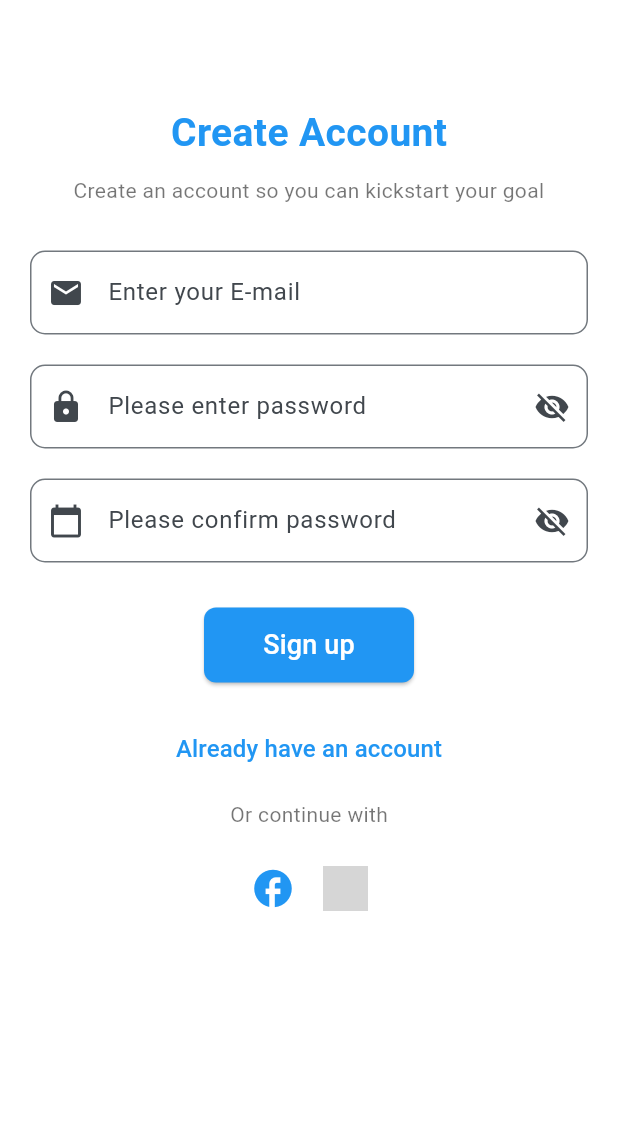
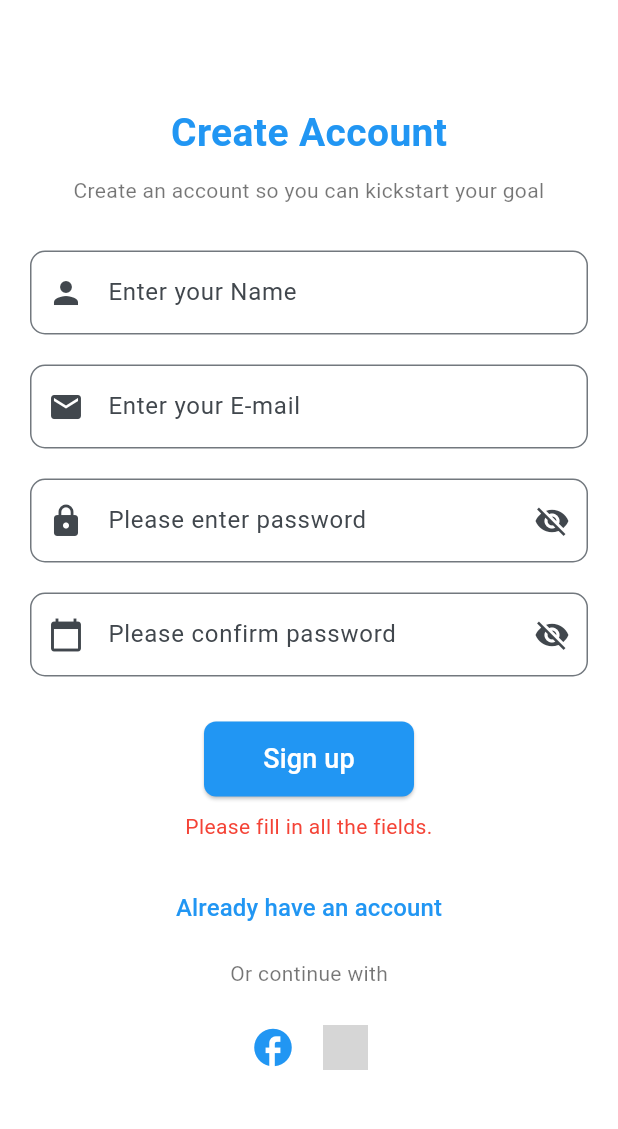
Before and after one commit to AnantKumarSingh26/Redesigned-Padhai, a Flutter app: the SignupPage screen opened directly, after a tap on "Sign up", on a phone screen of 412 x 824 dp, the part 84-1213 px from its top. Run offline on Flutter 3.47's test engine with Material 3 defaults, Android fonts, the phone set to English and light mode, and no system bars; our stand-ins replace cloud_firestore, firebase_auth, firebase_core; accounts and stored records are empty; Roboto replaces fonts that are missing (Poppins); grey boxes are pictures that could not be loaded.

Commit message:
login signup method done

```diff
--- a/lib/signup.dart
+++ b/lib/signup.dart
@@ -1,5 +1,7 @@
 import 'package:flutter/cupertino.dart';
 import 'package:flutter/material.dart';
+import 'package:firebase_auth/firebase_auth.dart'; // Import Firebase Auth
+import 'package:cloud_firestore/cloud_firestore.dart'; // Import Firestore
 
 class SignupPage extends StatefulWidget {
   const SignupPage({super.key});
@@ -9,18 +11,89 @@ class SignupPage extends StatefulWidget {
 }
 
 class _SignupPageState extends State<SignupPage> {
+  final TextEditingController _nameController = TextEditingController(); // New controller for name
+  final TextEditingController _emailController = TextEditingController();
+  final TextEditingController _passwordController = TextEditingController();
+  final TextEditingController _confirmPasswordController = TextEditingController();
+  final FirebaseAuth _auth = FirebaseAuth.instance; // Get Firebase Auth instance
+  final FirebaseFirestore _firestore = FirebaseFirestore.instance; // Initialize Firestore
   bool _obscurePassword = true;
   bool _obscureConfirmPassword = true;
+  String _errorMessage = '';
+
+  Future<void> _signup() async {
+    try {
+      final String name = _nameController.text.trim(); // Get name
+      final String email = _emailController.text.trim();
+      final String password = _passwordController.text.trim();
+      final String confirmPassword = _confirmPasswordController.text.trim();
+
+      if (name.isEmpty || email.isEmpty || password.isEmpty || confirmPassword.isEmpty) {
+        setState(() {
+          _errorMessage = 'Please fill in all the fields.';
+        });
+        return;
+      }
+
+      if (password != confirmPassword) {
+        setState(() {
+          _errorMessage = 'Passwords do not match.';
+        });
+        return;
+      }
+
+      // Create user with email and password in Firebase
+      final UserCredential userCredential = await _auth.createUserWithEmailAndPassword(
+        email: email,
+        password: password,
+      );
+
+      // If signup in Firebase is successful, save additional info to Firestore with default role
+      if (userCredential.user != null) {
+        await _firestore.collection('users_roles').doc(userCredential.user!.uid).set({
+          'name': name, // Save the name
+          'email': email, // Save the email (optional, might be redundant with Auth)
+          'role': 'student', // Set the default role to 'student'
+        });
+
+        // Optionally, send email verification
+        // await userCredential.user!.sendEmailVerification();
+        Navigator.pop(context); // Go back to the login page
+        ScaffoldMessenger.of(context).showSnackBar(
+          const SnackBar(
+            content: Text('Account created successfully! You are now a student.'),
+            backgroundColor: Colors.green,
+          ),
+        );
+      }
+    } on FirebaseAuthException catch (e) {
+      setState(() {
+        if (e.code == 'weak-password') {
+          _errorMessage = 'The password provided is too weak.';
+        } else if (e.code == 'email-already-in-use') {
+          _errorMessage = 'The account already exists for that email.';
+        } else if (e.code == 'invalid-email') {
+          _errorMessage = 'The email provided is not valid.';
+        } else {
+          _errorMessage = 'An error occurred during signup: ${e.message}';
+        }
+      });
+    } catch (e) {
+      setState(() {
+        _errorMessage = 'An unexpected error occurred: $e';
+      });
+    }
+  }
 
   @override
   Widget build(BuildContext context) {
     final screenWidth = MediaQuery.of(context).size.width;
-    final isTablet = screenWidth > 600; // Adjust breakpoint for tablets
+    final isTablet = screenWidth > 600;
 
     return Scaffold(
       backgroundColor: Colors.white,
       appBar: AppBar(
-        title: Text(
+        title: const Text(
           'Padhai',
           style: TextStyle(
             fontFamily: 'Poppins',
@@ -30,31 +103,27 @@ class _SignupPageState extends State<SignupPage> {
         ),
         leading: IconButton(
           onPressed: () {
-            Navigator.pop(
-              context,
-              MaterialPageRoute(builder: (context) => const SignupPage()),
-            );
+            Navigator.pop(context); // Simple pop to go back
           },
-          icon: Icon(
+          icon: const Icon(
             Icons.keyboard_double_arrow_left_outlined,
             color: Colors.white,
           ),
         ),
-
         backgroundColor: const Color.fromARGB(232, 67, 130, 238),
         centerTitle: true,
       ),
       body: Padding(
-        padding: EdgeInsets.all(isTablet ? 30.0 : 20.0), // Responsive padding
+        padding: EdgeInsets.all(isTablet ? 30.0 : 20.0),
         child: SingleChildScrollView(
           child: Column(
             crossAxisAlignment: CrossAxisAlignment.center,
             children: [
-              SizedBox(height: isTablet ? 80 : 50), // Responsive spacing
+              SizedBox(height: isTablet ? 80 : 50),
               Text(
                 'Create Account',
                 style: TextStyle(
-                  fontSize: isTablet ? 32 : 26, // Responsive font size
+                  fontSize: isTablet ? 32 : 26,
                   fontWeight: FontWeight.bold,
                   color: Colors.blue,
                 ),
@@ -63,38 +132,70 @@ class _SignupPageState extends State<SignupPage> {
               Text(
                 'Create an account so you can kickstart your goal',
                 style: TextStyle(
-                  fontSize: isTablet ? 16 : 14, // Responsive font size
+                  fontSize: isTablet ? 16 : 14,
                   color: Colors.black54,
                 ),
                 textAlign: TextAlign.center,
               ),
               const SizedBox(height: 30),
-              _EmailTextField(), // Separate widget for email field
+              TextField(
+                controller: _nameController, // Use the name controller
+                decoration: InputDecoration(
+                  prefixIcon: const Icon(Icons.person),
+                  labelText: 'Enter your Name',
+                  border: OutlineInputBorder(borderRadius: BorderRadius.circular(10)),
+                ),
+              ),
               const SizedBox(height: 20),
-              _PasswordTextField(
-                // Separate widget for password field
+              TextField(
+                controller: _emailController, // Use the email controller
+                decoration: InputDecoration(
+                  prefixIcon: const Icon(Icons.mail),
+                  labelText: 'Enter your E-mail',
+                  border: OutlineInputBorder(borderRadius: BorderRadius.circular(10)),
+                ),
+              ),
+              const SizedBox(height: 20),
+              TextField(
+                controller: _passwordController, // Use the password controller
                 obscureText: _obscurePassword,
+                decoration: InputDecoration(
+                  prefixIcon: const Icon(Icons.lock),
+                  labelText: 'Please enter password',
+                  border: OutlineInputBorder(borderRadius: BorderRadius.circular(10)),
+                  suffixIcon: IconButton(
+                    icon: Icon(_obscurePassword ? Icons.visibility_off : Icons.visibility),
                     onPressed: () {
                       setState(() {
                         _obscurePassword = !_obscurePassword;
                       });
                     },
                   ),
+                ),
+              ),
               const SizedBox(height: 20),
-              _ConfirmPasswordTextField(
-                // Separate widget for confirm password field
+              TextField(
+                controller: _confirmPasswordController, // Use the confirm password controller
                 obscureText: _obscureConfirmPassword,
+                decoration: InputDecoration(
+                  prefixIcon: const Icon(Icons.calendar_today),
+                  labelText: 'Please confirm password',
+                  border: OutlineInputBorder(borderRadius: BorderRadius.circular(10)),
+                  suffixIcon: IconButton(
+                    icon: Icon(_obscureConfirmPassword ? Icons.visibility_off : Icons.visibility),
                     onPressed: () {
                       setState(() {
                         _obscureConfirmPassword = !_obscureConfirmPassword;
                       });
                     },
                   ),
+                ),
+              ),
               const SizedBox(height: 30),
               SizedBox(
                 width: 140,
                 child: ElevatedButton(
-                  onPressed: () {},
+                  onPressed: _signup, // Call the _signup function
                   style: ElevatedButton.styleFrom(
                     backgroundColor: Colors.blue,
                     shape: RoundedRectangleBorder(
@@ -103,30 +204,36 @@ class _SignupPageState extends State<SignupPage> {
                     minimumSize: Size(
                       double.infinity,
                       isTablet ? 50 : 50,
-                    ), // Responsive button size
+                    ),
                   ),
                   child: Text(
                     'Sign up',
                     style: TextStyle(
-                      fontSize: isTablet ? 20 : 18, // Responsive font size
+                      fontSize: isTablet ? 20 : 18,
                       color: Colors.white,
                     ),
                   ),
                 ),
               ),
+              const SizedBox(height: 10),
+              if (_errorMessage.isNotEmpty)
+                Center(
+                  child: Text(
+                    _errorMessage,
+                    style: const TextStyle(color: Colors.red),
+                    textAlign: TextAlign.center,
+                  ),
+                ),
               const SizedBox(height: 20),
               TextButton(
                 onPressed: () {
-                  Navigator.pop(
-                    context,
-                    MaterialPageRoute(builder: (context) => const SignupPage()),
-                  );
+                  Navigator.pop(context); // Go back to the login page
                 },
                 child: Text(
                   'Already have an account',
                   style: TextStyle(
                     color: Colors.blue,
-                    fontSize: isTablet ? 18 : 16, // Responsive font size
+                    fontSize: isTablet ? 18 : 16,
                   ),
                 ),
               ),
@@ -135,7 +242,7 @@ class _SignupPageState extends State<SignupPage> {
                 'Or continue with',
                 style: TextStyle(
                   color: Colors.black54,
-                  fontSize: isTablet ? 16 : 14, // Responsive font size
+                  fontSize: isTablet ? 16 : 14,
                 ),
               ),
               const SizedBox(height: 15),
@@ -146,7 +253,7 @@ class _SignupPageState extends State<SignupPage> {
                     icon: Icon(
                       Icons.facebook,
                       color: Colors.blue,
-                      size: isTablet ? 40 : 30, // Responsive icon size
+                      size: isTablet ? 40 : 30,
                     ),
                     onPressed: () {
                       bottompopup(context);
@@ -158,7 +265,7 @@ class _SignupPageState extends State<SignupPage> {
                     },
                     icon: Image.asset(
                       'assets/images/google.png',
-                      width: isTablet ? 40 : 30, // Responsive icon size
+                      width: isTablet ? 40 : 30,
                       height: isTablet ? 40 : 30,
                     ),
                   ),
@@ -172,80 +279,13 @@ class _SignupPageState extends State<SignupPage> {
   }
 }
 
-// Separate widget for email text field
-class _EmailTextField extends StatelessWidget {
-  @override
-  Widget build(BuildContext context) {
-    return TextField(
-      decoration: InputDecoration(
-        prefixIcon: const Icon(Icons.mail),
-        labelText: 'Enter your E-mail',
-        border: OutlineInputBorder(borderRadius: BorderRadius.circular(10)),
-      ),
-    );
-  }
-}
-
-// Separate widget for password text field
-class _PasswordTextField extends StatelessWidget {
-  final bool obscureText;
-  final VoidCallback onPressed;
-
-  const _PasswordTextField({
-    required this.obscureText,
-    required this.onPressed,
-  });
-
-  @override
-  Widget build(BuildContext context) {
-    return TextField(
-      obscureText: obscureText,
-      decoration: InputDecoration(
-        prefixIcon: const Icon(Icons.lock),
-        labelText: 'Please enter password',
-        border: OutlineInputBorder(borderRadius: BorderRadius.circular(10)),
-        suffixIcon: IconButton(
-          icon: Icon(obscureText ? Icons.visibility_off : Icons.visibility),
-          onPressed: onPressed,
-        ),
-      ),
-    );
-  }
-}
-
-// Separate widget for confirm password text field
-class _ConfirmPasswordTextField extends StatelessWidget {
-  final bool obscureText;
-  final VoidCallback onPressed;
-
-  const _ConfirmPasswordTextField({
-    required this.obscureText,
-    required this.onPressed,
-  });
-
-  @override
-  Widget build(BuildContext context) {
-    return TextField(
-      obscureText: obscureText,
-      decoration: InputDecoration(
-        prefixIcon: const Icon(Icons.calendar_today),
-        labelText: 'Please confirm password',
-        border: OutlineInputBorder(borderRadius: BorderRadius.circular(10)),
-        suffixIcon: IconButton(
-          icon: Icon(obscureText ? Icons.visibility_off : Icons.visibility),
-          onPressed: onPressed,
-        ),
-      ),
-    );
-  }
-}
-
 bottompopup(BuildContext context) {
   ScaffoldMessenger.of(context).showSnackBar(
-    SnackBar(
+    const SnackBar(
       content: Text(
         "Your region doesn't support this feature. Sorry for inconvenience.",
-        style: TextStyle(fontFamily: 'Poppins',
+        style: TextStyle(
+          fontFamily: 'Poppins',
           fontWeight: FontWeight.bold,
           color: Colors.redAccent,
           fontSize: 18,
--- a/pubspec.yaml
+++ b/pubspec.yaml
@@ -39,6 +39,7 @@ dependencies:
   firebase_core: ^3.13.0
   firebase_auth: ^5.5.2
   http: ^1.3.0
+  cloud_firestore: ^5.6.6
 
 dev_dependencies:
   flutter_test:
```
Also changed, not shown: lib/login.dart (+134 -69 lines), lib/main.dart (+8 -4 lines), firebase.json (added), lib/firebase_options.dart (added), pubspec.lock, 6 other files. Lines whose indentation alone changed are shown as unchanged.
